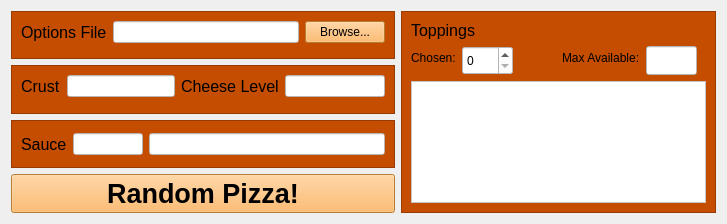
bbrady1992/RandomPizza, file pizza_ui.ui: the form before one commit.
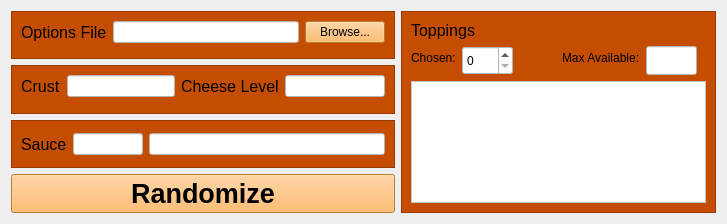
The form after the commit. Icons and pictures are not drawn.

Commit message: Added papajohns.json

Patch:
```diff
--- a/pizza_ui.ui
+++ b/pizza_ui.ui
@@ -264,7 +264,7 @@
 </string>
        </property>
        <property name="text">
-        <string>Random Pizza!</string>
+        <string>Randomize</string>
        </property>
       </widget>
      </item>
```
Left out of the diff: 3 changed lines with no effect on the pictures. The commit also changes 2 other files.
